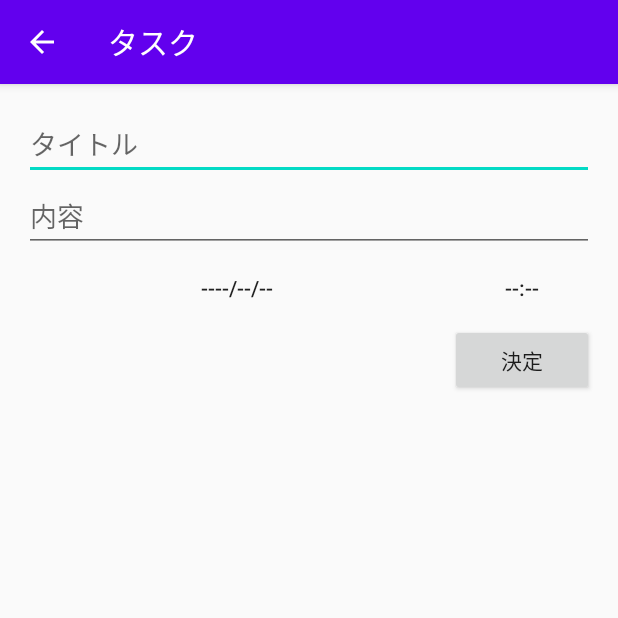
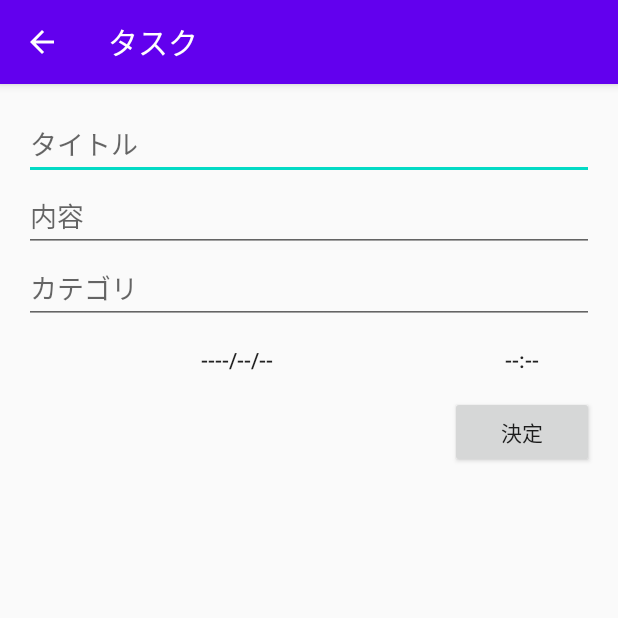
Before and after one commit to furuitakayuki/TaskApp, an Android app: the InputActivity screen opened directly, with no data from a screen before it, on a phone screen of 412 x 824 dp, the top half of it. Run offline under Robolectric (Android 15) with nearby library versions, the phone set to English and light mode, and no system bars; libraries missing offline, so code that uses them is left out: io.realm, jp.techacademy.furui; 3 statements that could not run were skipped.

Commit message:
タスク管理アプリ

```diff
--- a/app/src/main/java/jp/techacademy/furui/takayuk/taskapp/InputActivity.kt
+++ b/app/src/main/java/jp/techacademy/furui/takayuk/taskapp/InputActivity.kt
@@ -7,8 +7,8 @@ import android.app.TimePickerDialog
 import android.content.Intent
 import androidx.appcompat.app.AppCompatActivity
 import android.os.Bundle
+import android.view.View
 import androidx.appcompat.widget.Toolbar
-import android.view.View
 import io.realm.Realm
 import kotlinx.android.synthetic.main.content_input.*
 import java.util.*
@@ -85,6 +85,7 @@ class InputActivity : AppCompatActivity() {
             // 更新の場合
             title_edit_text.setText(mTask!!.title)
             content_edit_text.setText(mTask!!.contents)
+            category_edit_text.setText(mTask!!.category)
 
             val calendar = Calendar.getInstance()
             calendar.time = mTask!!.date
@@ -124,9 +125,11 @@ class InputActivity : AppCompatActivity() {
 
         val title = title_edit_text.text.toString()
         val content = content_edit_text.text.toString()
+        val category = category_edit_text.text.toString()
 
         mTask!!.title = title
         mTask!!.contents = content
+        mTask!!.category = category
         val calendar = GregorianCalendar(mYear, mMonth, mDay, mHour, mMinute)
         val date = calendar.time
         mTask!!.date = date
--- a/app/src/main/java/jp/techacademy/furui/takayuk/taskapp/Task.kt
+++ b/app/src/main/java/jp/techacademy/furui/takayuk/taskapp/Task.kt
@@ -9,6 +9,7 @@ open class Task : RealmObject(), Serializable {
     var title: String = ""      // タイトル
     var contents: String = ""   // 内容
     var date: Date = Date()     // 日時
+    var category: String = ""
 
     // idをプライマリーキーとして設定
     @PrimaryKey
--- a/app/src/main/java/jp/techacademy/furui/takayuk/taskapp/TaskAdapter.kt
+++ b/app/src/main/java/jp/techacademy/furui/takayuk/taskapp/TaskAdapter.kt
@@ -1,5 +1,6 @@
 package jp.techacademy.furui.takayuk.taskapp
 
+import android.annotation.SuppressLint
 import android.content.Context
 import android.view.LayoutInflater
 import android.view.View
@@ -29,13 +30,14 @@ class TaskAdapter(context: Context): BaseAdapter() {
         return mTaskList[position].id.toLong()
     }
 
+    @SuppressLint("SetTextI18n")
     override fun getView(position: Int, convertView: View?, parent: ViewGroup?): View {
         val view: View = convertView ?: mLayoutInflater.inflate(android.R.layout.simple_list_item_2, null)
 
         val textView1 = view.findViewById<TextView>(android.R.id.text1)
         val textView2 = view.findViewById<TextView>(android.R.id.text2)
 
-        textView1.text = mTaskList[position].title
+        textView1.text = mTaskList[position].title + "    " + mTaskList[position].category
 
         val simpleDateFormat = SimpleDateFormat("yyyy-MM-dd HH:mm", Locale.JAPANESE)
         val date = mTaskList[position].date
--- a/app/src/main/java/jp/techacademy/furui/takayuk/taskapp/TaskAlarmReceiver.kt
+++ b/app/src/main/java/jp/techacademy/furui/takayuk/taskapp/TaskAlarmReceiver.kt
@@ -42,6 +42,7 @@ class TaskAlarmReceiver : BroadcastReceiver() {
         builder.setTicker(task!!.title)   // 5.0以降は表示されない
         builder.setContentTitle(task.title)
         builder.setContentText(task.contents)
+        builder.setContentText(task.category)
 
         // 通知をタップしたらアプリを起動するようにする
         val startAppIntent = Intent(context, MainActivity::class.java)
--- a/app/src/main/res/layout/content_input.xml
+++ b/app/src/main/res/layout/content_input.xml
@@ -24,11 +24,17 @@
         android:layout_height="wrap_content"
         android:layout_below="@id/title_edit_text"
         android:hint="内容" />
+    <EditText
+        android:id="@+id/category_edit_text"
+        android:layout_width="match_parent"
+        android:layout_height="wrap_content"
+        android:layout_below="@id/content_edit_text"
+        android:hint="カテゴリ" />
     <Button
         android:id="@+id/date_button"
         android:layout_width="0dp"
         android:layout_height="wrap_content"
-        android:layout_below="@id/content_edit_text"
+        android:layout_below="@id/category_edit_text"
         android:layout_alignParentStart="true"
         android:layout_toLeftOf="@+id/times_button"
         android:text="----/--/--"
@@ -37,7 +43,7 @@
         android:id="@id/times_button"
         android:layout_width="96dp"
         android:layout_height="wrap_content"
-        android:layout_below="@id/content_edit_text"
+        android:layout_below="@id/category_edit_text"
         android:layout_alignParentRight="true"
         android:text="--:--"
         style="@style/Widget.AppCompat.Button.Borderless" />
```
Also changed, not shown: app/src/main/java/jp/techacademy/furui/takayuk/taskapp/MainActivity.kt (+35 -2 lines), app/src/main/res/layout/activity_main.xml (+16 -1 lines), app/src/main/java/jp/techacademy/furui/takayuk/taskapp/TaskApp.kt (line endings or trailing spaces).
